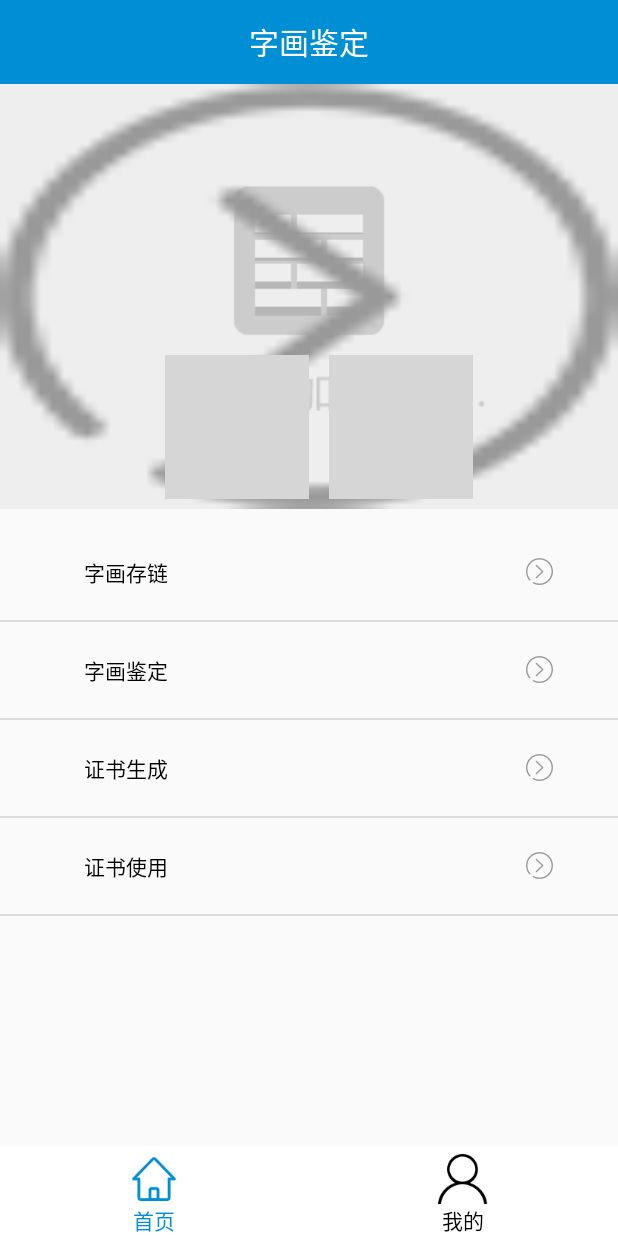
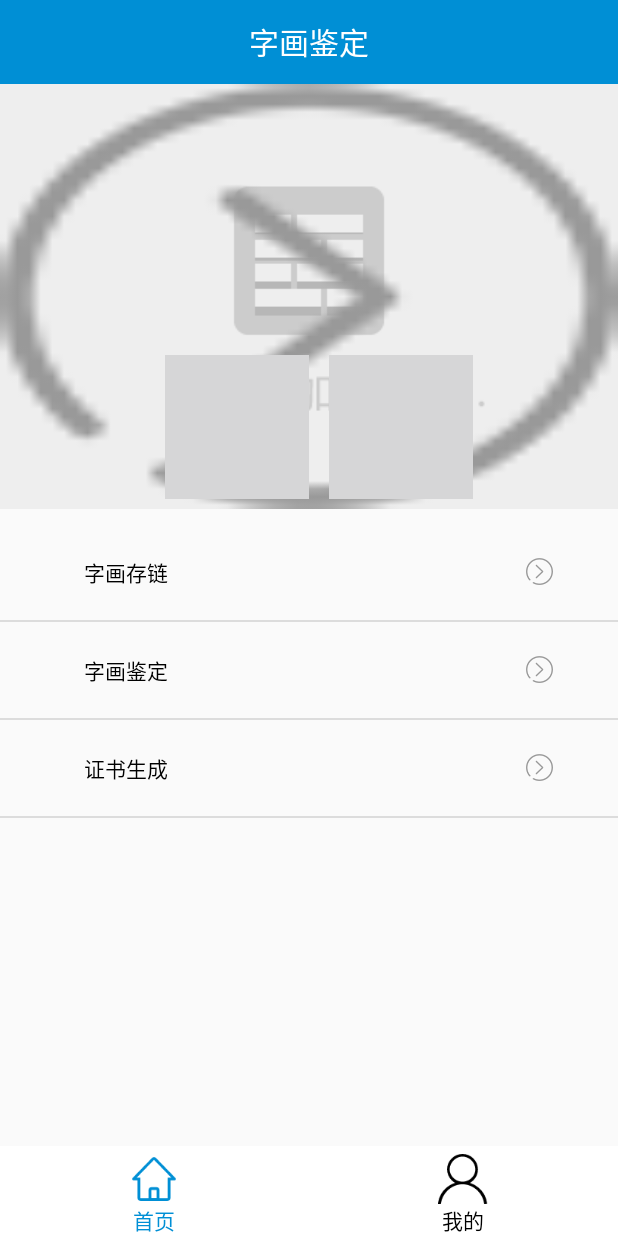
Before and after one commit to AIChainRUC/zihuajianding, an Android app: the screen it shows after launch (MainActivity), on a phone screen of 412 x 824 dp. Run offline under Robolectric (Android 15) with nearby library versions, the phone set to English and light mode, and no system bars; libraries missing offline, so code that uses them is left out: com.tencent.bugly; pictures from the network do not load; 1 statement that could not run was skipped.

Commit message:
优化了字画鉴定的功能。

```diff
--- a/app/src/main/java/com/lingyun_chain/zihua/adapter/MyHomeListAdapter.java
+++ b/app/src/main/java/com/lingyun_chain/zihua/adapter/MyHomeListAdapter.java
@@ -19,7 +19,7 @@ public class MyHomeListAdapter extends BaseAdapter{
     }
     @Override
     public int getCount() {
-        return 4;
+        return 3;
     }
 
     @Override
@@ -56,7 +56,7 @@ public class MyHomeListAdapter extends BaseAdapter{
                 holder.tv_name.setText("证书生成");
                 break;
             default:
-                holder.tv_name.setText("证书使用");
+                //holder.tv_name.setText("证书使用");
                 break;
         }
         return convertView;
--- a/app/src/main/java/com/lingyun_chain/zihua/base/BaseAsyTask.java
+++ b/app/src/main/java/com/lingyun_chain/zihua/base/BaseAsyTask.java
@@ -134,7 +134,7 @@ public class BaseAsyTask extends AsyncTask<String, String, String> {
                 generateFace = params[0];//图片的内容
                 featureSeal = params[1];
                 //builder.add("im1", generateFace);
-                URL = URLConstants.ServerURL + URLConstants.AIPort + URLConstants.CheckURL;
+                URL = URLConstants.ServerURL + URLConstants.AIPort + URLConstants.HashURL;
                 dialogInfo = "字画鉴定中，请稍候...";
                 break;
             case "AsyCheckFaceTask"://活体验证
--- a/app/src/main/java/com/lingyun_chain/zihua/constants/URLConstants.java
+++ b/app/src/main/java/com/lingyun_chain/zihua/constants/URLConstants.java
@@ -19,4 +19,5 @@ public class URLConstants {
     public static final String FaceIdenURL = "/faceIden";//短视频验证
     public static final String RetrieveUserFeature = "/channels/mychannel/chaincodes/urcc/retrieveUserFeature";//证书使用，查找链上人脸特征
     public static final String UploadPicture = "/upload";
+    public static final String HashURL = "/hash";
 }
```
Also changed, not shown: app/src/main/java/com/lingyun_chain/zihua/activity/IdentifyCalligraphyActivity.java (+16 -7 lines).
